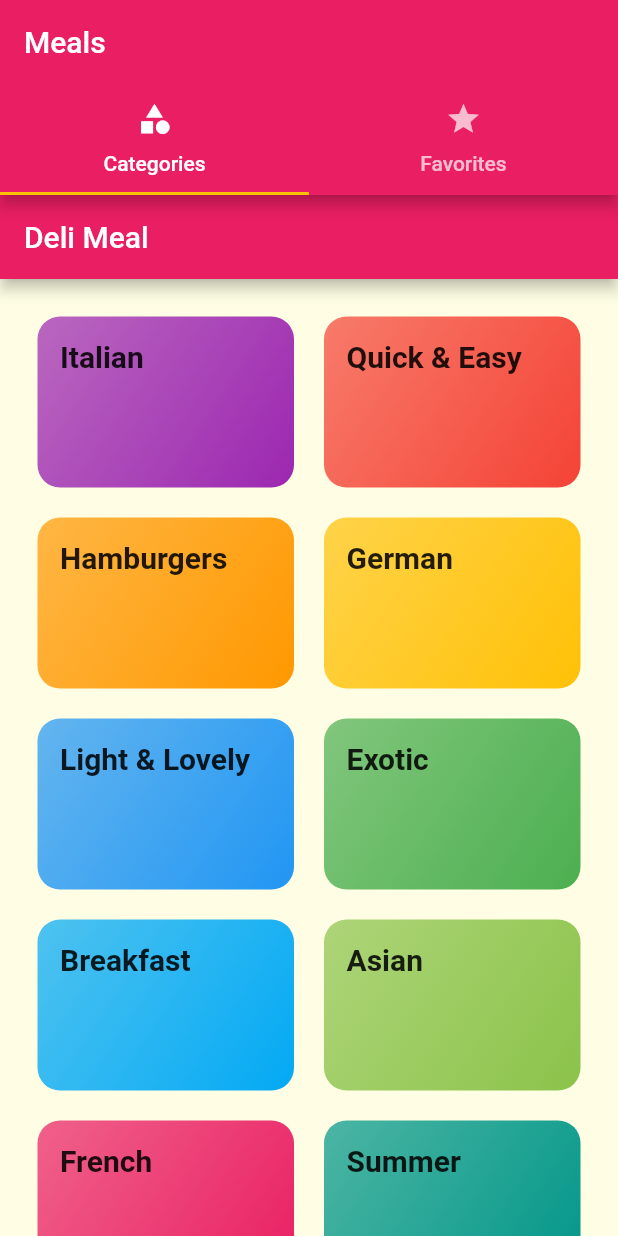
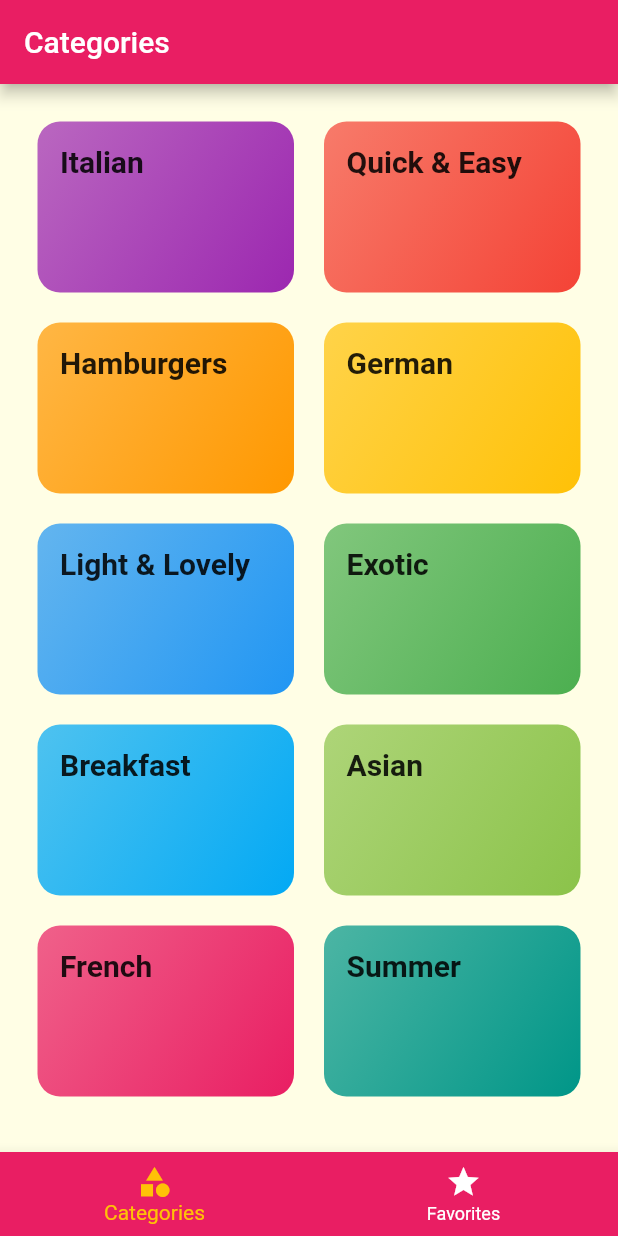
Before and after one commit to michaelpropp18/Recipes, a Flutter app: the screen it shows after launch, on a phone screen of 412 x 824 dp. Run offline on Flutter 3.47's test engine with Material 2 defaults, Android fonts, the phone set to English and light mode, and no system bars; Roboto replaces fonts that are missing (Railway, RobotCondensed).

Commit message:
Second way to do Tabs

```diff
--- a/lib/screens/categories_screen.dart
+++ b/lib/screens/categories_screen.dart
@@ -7,7 +7,6 @@ class CategoriesScreen extends StatelessWidget {
   @override
   Widget build(BuildContext context) {
     return Scaffold(
-      appBar: AppBar(title: const Text("Deli Meal")),
       body: GridView(
         padding: const EdgeInsets.all(25),
         gridDelegate: SliverGridDelegateWithMaxCrossAxisExtent(
--- a/lib/screens/tabs_screen.dart
+++ b/lib/screens/tabs_screen.dart
@@ -9,26 +9,40 @@ class TabsScreen extends StatefulWidget {
 }
 
 class _TabsScreenState extends State<TabsScreen> {
+  final List<Map<String, Object>> _pages = [
+    {'page': CategoriesScreen(), 'title': 'Categories'},
+    {'page': FavoritesScreen(), 'title': 'Favorites'}
+  ];
+
+  int _selectedPageIndex = 0;
+
+  void _selectPage(index) {
+    setState(() {
+      _selectedPageIndex = index;
+    });
+  }
+
   @override
   Widget build(BuildContext context) {
-    return DefaultTabController(
-      length: 2,
-      child: Scaffold(
-        appBar: AppBar(
-          title: Text('Meals'),
-          bottom: TabBar(
-            tabs: <Widget>[
-              Tab(icon: Icon(Icons.category), text: 'Categories'),
-              Tab(icon: Icon(Icons.star), text: 'Favorites'),
-            ],
-          ),
-        ),
-        body: TabBarView(
-          children: <Widget>[
-            CategoriesScreen(),
-            FavoritesScreen(),
-          ],
-        ),
+    return Scaffold(
+      appBar: AppBar(
+        title: Text(_pages[_selectedPageIndex]['title']),
+      ),
+      body: _pages[_selectedPageIndex]['page'],
+      bottomNavigationBar: BottomNavigationBar(
+        onTap: (index) {
+          _selectPage(index);
+        },
+        backgroundColor: Theme.of(context).primaryColor,
+        unselectedItemColor: Colors.white,
+        selectedItemColor: Theme.of(context).accentColor,
+        currentIndex: _selectedPageIndex,
+        items: <BottomNavigationBarItem>[
+          BottomNavigationBarItem(
+              icon: Icon(Icons.category), title: Text('Categories')),
+          BottomNavigationBarItem(
+              icon: Icon(Icons.star), title: Text('Favorites')),
+        ],
       ),
     );
   }
```
